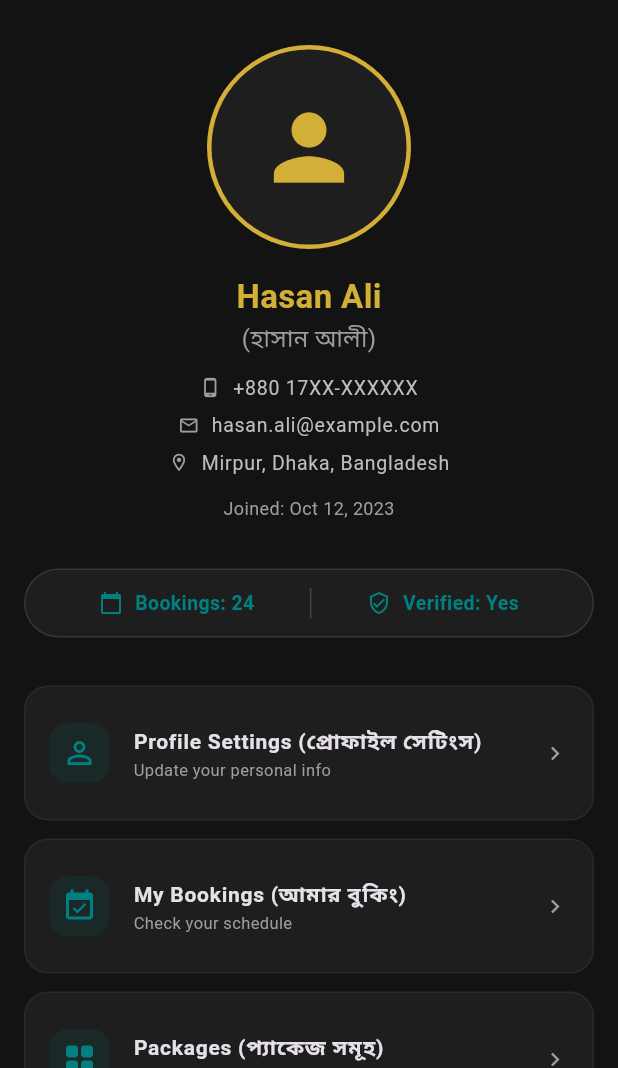
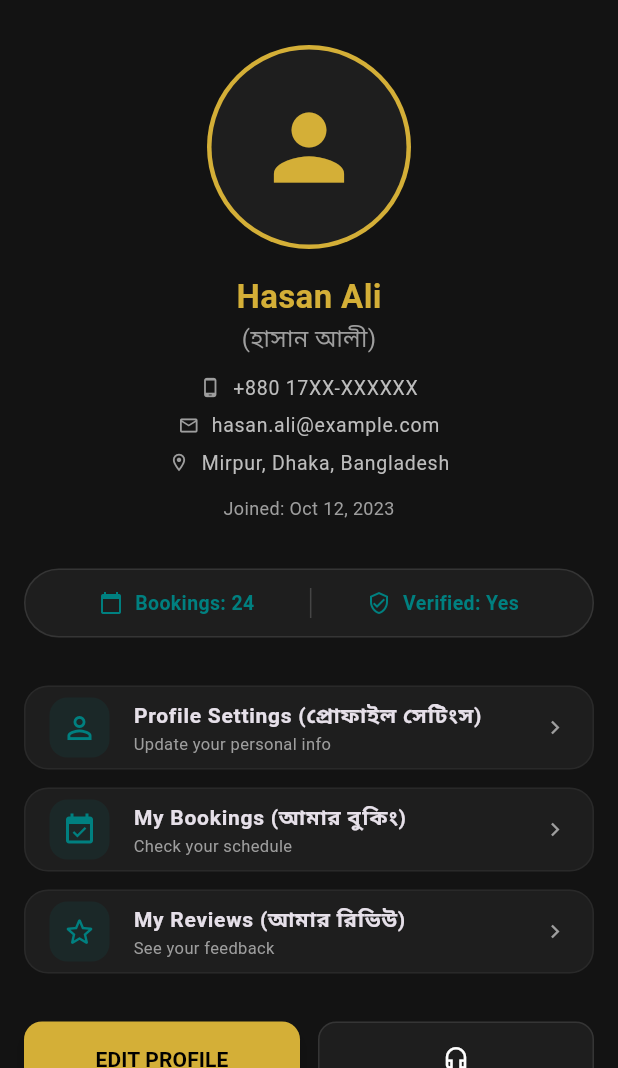
Before and after one commit to HASANALBANNA2024/nobochitro, a Flutter app: the ClientProfileScreen screen opened directly, on a phone screen of 412 x 824 dp, the part 168-1236 px from its top. Run offline on Flutter 3.47's test engine with Material 3 defaults, Android fonts, the light colour scheme and no system bars; network calls fail.

Commit message:
client profile screen to navigate to my bookings screen done

```diff
--- a/lib/client_profile/client_profile_screen.dart
+++ b/lib/client_profile/client_profile_screen.dart
@@ -1,9 +1,23 @@
 import 'package:flutter/material.dart';
 import 'package:intl/intl.dart';
+import 'package:nobochitro/booking_summary_screen/my_booking_screen.dart';
 import 'package:nobochitro/widgets/custom_appbar.dart';
 
 class ClientProfileScreen extends StatefulWidget {
-  const ClientProfileScreen({super.key});
+  final Color? primaryAccent;
+  final int? selectedIndex;
+  final ValueChanged<int>? onDestinationSelected;
+  final Function(bool)? onThemeChanged;
+  final VoidCallback? onSettingsPressed;
+
+  const ClientProfileScreen({
+    super.key,
+    this.primaryAccent, // required নেই
+    this.selectedIndex,
+    this.onDestinationSelected,
+    this.onThemeChanged,
+    this.onSettingsPressed,
+  });
 
   @override
   State<ClientProfileScreen> createState() => _ClientProfileScreenState();
@@ -28,16 +42,6 @@ class _ClientProfileScreenState extends State<ClientProfileScreen> {
     final Color goldColor = const Color(0xFFD4AF37);
     final Color tealColor = const Color(0xFF008080);
 
-    // Dummy Data list
-    final List<Map<String, dynamic>> menuItems = [
-      {"icon": Icons.person_outline, "title": "Profile Settings", "bn": "প্রোফাইল সেটিংস", "sub": "Update your personal info"},
-      {"icon": Icons.event_available, "title": "My Bookings", "bn": "আমার বুকিং", "sub": "Check your schedule"},
-      {"icon": Icons.grid_view_rounded, "title": "Packages", "bn": "প্যাকেজ সমূহ", "sub": "View chosen plans"},
-      {"icon": Icons.account_balance_wallet_outlined, "title": "Payments", "bn": "পেমেন্ট পদ্ধতি", "sub": "Manage billing details"},
-      {"icon": Icons.star_outline_rounded, "title": "My Reviews", "bn": "আমার রিভিউ", "sub": "See your feedback"},
-      {"icon": Icons.notifications_none_rounded, "title": "Notifications", "bn": "নোটিফিকেশন", "sub": "Stay updated"},
-    ];
-
     return Scaffold(
       backgroundColor: background,
       appBar: buildCustomAppBar(context, goldColor, "Profile"),
@@ -50,38 +54,83 @@ class _ClientProfileScreenState extends State<ClientProfileScreen> {
               physics: const BouncingScrollPhysics(),
               child: Column(
                 children: [
-                  // --- Header Section  ---
+                  // --- Header Section ---
                   _buildHeader(goldColor, tealColor, isDark),
-
                   const SizedBox(height: 32),
-
                   // --- Status Bar ---
                   _buildStatusBar(surface, tealColor, isWeb),
-
                   const SizedBox(height: 32),
-
-                  // --- Responsive Menu Grid ---
+                  // --- Responsive Menu Wrapper  ---
                   Padding(
                     padding: const EdgeInsets.symmetric(horizontal: 16),
-                    child: GridView.builder(
-                      shrinkWrap: true, // ScrollView use
-                      physics: const NeverScrollableScrollPhysics(),
-                      itemCount: menuItems.length,
-                      gridDelegate: SliverGridDelegateWithFixedCrossAxisCount(
-                        crossAxisCount: isWeb ? 2 : 1, // web 2 and mobile 1
-                        mainAxisExtent: 90, // Card Height
-                        crossAxisSpacing: 16,
-                        mainAxisSpacing: 12,
+                    child: Wrap(
+                      spacing: 16,
+                      runSpacing: 12,
+                      children: [
+                        // profile settings
+                        _buildSingleMenu(
+                          isWeb: isWeb,
+                          screenWidth: screenWidth,
+                          icon: Icons.person_outline,
+                          title: "Profile Settings",
+                          titleBn: "প্রোফাইল সেটিংস",
+                          sub: "Update your personal info",
+                          surface: surface,
+                          tealColor: tealColor,
+                          onTap: () => print("Settings Screen-এ যাও"),
                         ),
-                      itemBuilder: (context, index) {
-                        return _buildMenuCard(menuItems[index], surface, tealColor, isDark);
+
+                        //Bookings
+                        _buildSingleMenu(
+                          isWeb: isWeb,
+                          screenWidth: screenWidth,
+                          icon: Icons.event_available,
+                          title: "My Bookings",
+                          titleBn: "আমার বুকিং",
+                          sub: "Check your schedule",
+                          surface: surface,
+                          tealColor: tealColor,
+                          onTap: () {
+                            Navigator.push(
+                              context,
+                              MaterialPageRoute(
+                                builder: (_) => MyBookingScreen(
+                                  primaryAccent:
+                                      widget.primaryAccent ?? goldColor,
+                                  selectedIndex: widget.selectedIndex ?? 0,
+                                  onDestinationSelected:
+                                      widget.onDestinationSelected ?? (i) {},
+                                  onThemeChanged:
+                                      widget.onThemeChanged ?? (v) {},
+                                  onSettingsPressed:
+                                      widget.onSettingsPressed ?? () {},
+                                ),
+                              ),
+                            );
                           },
+                        ),
+
+                        // ৩. আমার রিভিউ
+                        _buildSingleMenu(
+                          isWeb: isWeb,
+                          screenWidth: screenWidth,
+                          icon: Icons.star_outline_rounded,
+                          title: "My Reviews",
+                          titleBn: "আমার রিভিউ",
+                          sub: "See your feedback",
+                          surface: surface,
+                          tealColor: tealColor,
+                          onTap: () => print("Review Screen-এ যাও"),
+                        ),
+
+                        // এভাবে আরও যতগুলো খুশি কার্ড সরাসরি কল করতে পারবেন...
+                      ],
                     ),
                   ),
 
                   const SizedBox(height: 32),
 
-                  // --- action button in same row ---
+                  // --- action button ---
                   _buildActionButtons(goldColor, surface, isDark),
 
                   const SizedBox(height: 20),
@@ -109,7 +158,7 @@ class _ClientProfileScreenState extends State<ClientProfileScreen> {
               decoration: BoxDecoration(
                 borderRadius: BorderRadius.circular(8),
                 image: const DecorationImage(
-                  image: AssetImage('assets/images/app_icon.png',),
+                  image: AssetImage('assets/images/app_icon.png'),
                   fit: BoxFit.contain,
                 ),
               ),
@@ -125,11 +174,17 @@ class _ClientProfileScreenState extends State<ClientProfileScreen> {
                   // goldColor এবং tealColor
                   TextSpan(
                     text: "Nobochitro",
-                    style: TextStyle(color: const Color(0xFFD4AF37), fontSize: 18),
+                    style: TextStyle(
+                      color: const Color(0xFFD4AF37),
+                      fontSize: 18,
+                    ),
                   ),
                   TextSpan(
                     text: " - নবচিত্র",
-                    style: TextStyle(color: const Color(0xFF008080), fontSize: 16),
+                    style: TextStyle(
+                      color: const Color(0xFF008080),
+                      fontSize: 16,
+                    ),
                   ),
                 ],
               ),
@@ -151,7 +206,14 @@ class _ClientProfileScreenState extends State<ClientProfileScreen> {
         const SizedBox(height: 16),
 
         // নাম ও জয়েনিং ডেট
-        Text(_nameEn, style: TextStyle(fontSize: 22, fontWeight: FontWeight.bold, color: gold)),
+        Text(
+          _nameEn,
+          style: TextStyle(
+            fontSize: 22,
+            fontWeight: FontWeight.bold,
+            color: gold,
+          ),
+        ),
         Text(_nameBn, style: const TextStyle(fontSize: 16, color: Colors.grey)),
         const SizedBox(height: 12),
 
@@ -160,23 +222,35 @@ class _ClientProfileScreenState extends State<ClientProfileScreen> {
           padding: const EdgeInsets.symmetric(horizontal: 20),
           child: Column(
             children: [
-              _buildContactInfo(Icons.phone_android_rounded, "+880 17XX-XXXXXX", isDark),
+              _buildContactInfo(
+                Icons.phone_android_rounded,
+                "+880 17XX-XXXXXX",
+                isDark,
+              ),
               const SizedBox(height: 6),
-              _buildContactInfo(Icons.email_outlined, "hasan.ali@example.com", isDark),
+              _buildContactInfo(
+                Icons.email_outlined,
+                "hasan.ali@example.com",
+                isDark,
+              ),
               const SizedBox(height: 6),
-              _buildContactInfo(Icons.location_on_outlined, "Mirpur, Dhaka, Bangladesh", isDark),
+              _buildContactInfo(
+                Icons.location_on_outlined,
+                "Mirpur, Dhaka, Bangladesh",
+                isDark,
+              ),
             ],
           ),
         ),
 
         const SizedBox(height: 12),
-        Text("Joined: ${DateFormat('MMM d, yyyy').format(_joinedDate)}",
-            style: const TextStyle(color: Colors.grey, fontSize: 12)
+        Text(
+          "Joined: ${DateFormat('MMM d, yyyy').format(_joinedDate)}",
+          style: const TextStyle(color: Colors.grey, fontSize: 12),
         ),
       ],
     );
   }
-
 
   // build header
   Widget _buildContactInfo(IconData icon, String text, bool isDark) {
@@ -212,7 +286,11 @@ class _ClientProfileScreenState extends State<ClientProfileScreen> {
         children: [
           _statusItem(Icons.calendar_today, "Bookings: $_bookings", teal),
           Container(width: 1, height: 20, color: Colors.grey.withOpacity(0.3)),
-          _statusItem(Icons.verified_user_outlined, "Verified: ${_isVerified ? 'Yes' : 'No'}", teal),
+          _statusItem(
+            Icons.verified_user_outlined,
+            "Verified: ${_isVerified ? 'Yes' : 'No'}",
+            teal,
+          ),
         ],
       ),
     );
@@ -223,42 +301,70 @@ class _ClientProfileScreenState extends State<ClientProfileScreen> {
       children: [
         Icon(icon, size: 16, color: color),
         const SizedBox(width: 8),
-        Text(label, style: TextStyle(color: color, fontSize: 13, fontWeight: FontWeight.w600)),
+        Text(
+          label,
+          style: TextStyle(
+            color: color,
+            fontSize: 13,
+            fontWeight: FontWeight.w600,
+          ),
+        ),
       ],
     );
   }
 
   // information  menu card
-  Widget _buildMenuCard(Map<String, dynamic> item, Color surface, Color teal, bool isDark) {
-    return Container(
-      alignment: Alignment.center, // কন্টেইনারের ভেতরের সবকিছু সেন্টারে রাখার জন্য
+  Widget _buildSingleMenu({
+    required bool isWeb,
+    required double screenWidth,
+    required IconData icon,
+    required String title,
+    required String titleBn,
+    required String sub,
+    required Color surface,
+    required Color tealColor,
+    required VoidCallback onTap,
+  }) {
+    return SizedBox(
+      // ওয়েবে অর্ধেক জায়গা নিবে, মোবাইলে ফুল
+      width: isWeb
+          ? (screenWidth > 1100 ? (1100 / 2) - 24 : (screenWidth / 2) - 24)
+          : screenWidth,
+      child: Container(
         decoration: BoxDecoration(
           color: surface,
           borderRadius: BorderRadius.circular(16),
           border: Border.all(color: Colors.white.withOpacity(0.05)),
         ),
         child: ListTile(
-        // নিচের প্রপার্টিগুলো টেক্সট সেন্টারে আনতে সাহায্য করবে
-        contentPadding: const EdgeInsets.symmetric(horizontal: 16, vertical: 0),
-        visualDensity: const VisualDensity(vertical: -4), // অতিরিক্ত ফাঁকা জায়গা কমাবে
+          contentPadding: const EdgeInsets.symmetric(
+            horizontal: 16,
+            vertical: 0,
+          ),
+          visualDensity: const VisualDensity(vertical: -4),
           leading: Container(
             padding: const EdgeInsets.all(8),
             decoration: BoxDecoration(
-              color: teal.withOpacity(0.1),
-              borderRadius: BorderRadius.circular(12)
+              color: tealColor.withOpacity(0.1),
+              borderRadius: BorderRadius.circular(12),
             ),
-          child: Icon(item['icon'], color: teal, size: 24),
+            child: Icon(icon, color: tealColor, size: 24),
           ),
           title: Text(
-            "${item['title']} (${item['bn']})",
-            style: const TextStyle(fontSize: 14, fontWeight: FontWeight.w600)
+            "$title ($titleBn)",
+            style: const TextStyle(fontSize: 14, fontWeight: FontWeight.bold),
           ),
           subtitle: Text(
-            item['sub'],
-            style: const TextStyle(fontSize: 11, color: Colors.grey)
+            sub,
+            style: const TextStyle(fontSize: 11, color: Colors.grey),
           ),
-        trailing: const Icon(Icons.chevron_right, size: 18, color: Colors.grey),
-        onTap: () {},
+          trailing: const Icon(
+            Icons.chevron_right,
+            size: 18,
+            color: Colors.grey,
+          ),
+          onTap: onTap, // সরাসরি আপনার কাস্টম লজিক এখানে কাজ করবে
+        ),
       ),
     );
   }
@@ -277,10 +383,15 @@ class _ClientProfileScreenState extends State<ClientProfileScreen> {
                 style: ElevatedButton.styleFrom(
                   backgroundColor: gold,
                   foregroundColor: Colors.black,
-                  shape: RoundedRectangleBorder(borderRadius: BorderRadius.circular(12)),
+                  shape: RoundedRectangleBorder(
+                    borderRadius: BorderRadius.circular(12),
+                  ),
                   elevation: 4,
                 ),
-                child: const Text("EDIT PROFILE", style: TextStyle(fontWeight: FontWeight.bold)),
+                child: const Text(
+                  "EDIT PROFILE",
+                  style: TextStyle(fontWeight: FontWeight.bold),
+                ),
               ),
             ),
           ),
@@ -294,7 +405,9 @@ class _ClientProfileScreenState extends State<ClientProfileScreen> {
                   backgroundColor: surface,
                   foregroundColor: isDark ? Colors.white : Colors.black,
                   side: const BorderSide(color: Colors.white10),
-                  shape: RoundedRectangleBorder(borderRadius: BorderRadius.circular(12)),
+                  shape: RoundedRectangleBorder(
+                    borderRadius: BorderRadius.circular(12),
+                  ),
                 ),
                 child: const Icon(Icons.headset_mic_outlined),
               ),
```
Lines whose indentation alone changed are shown as unchanged.
